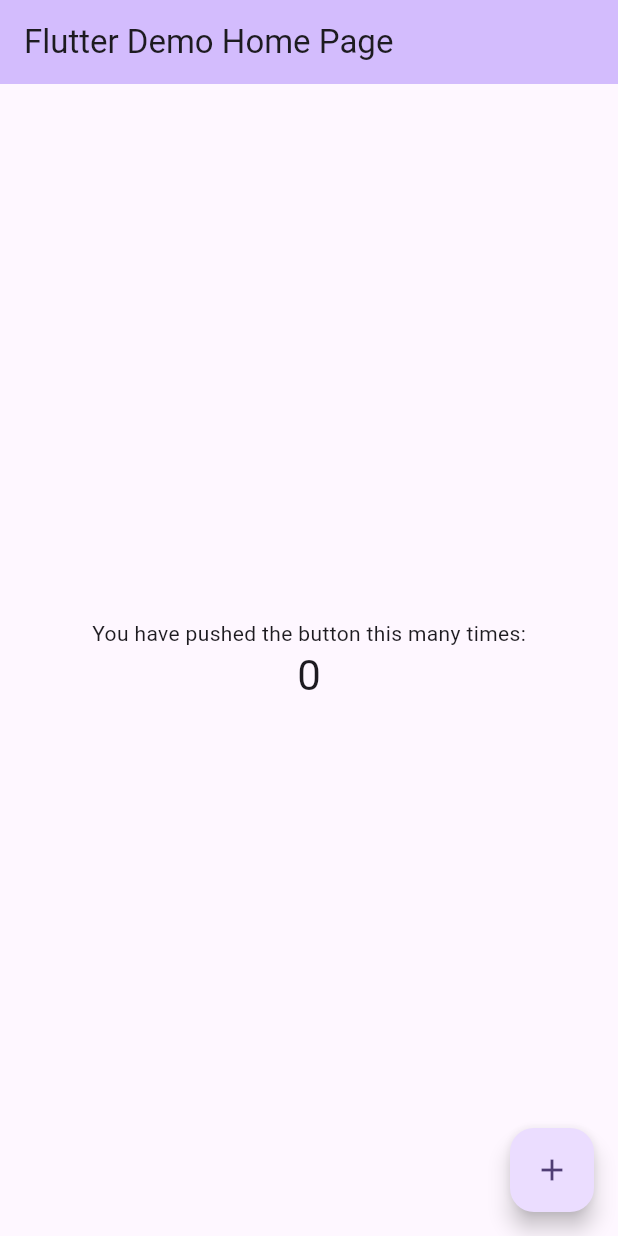
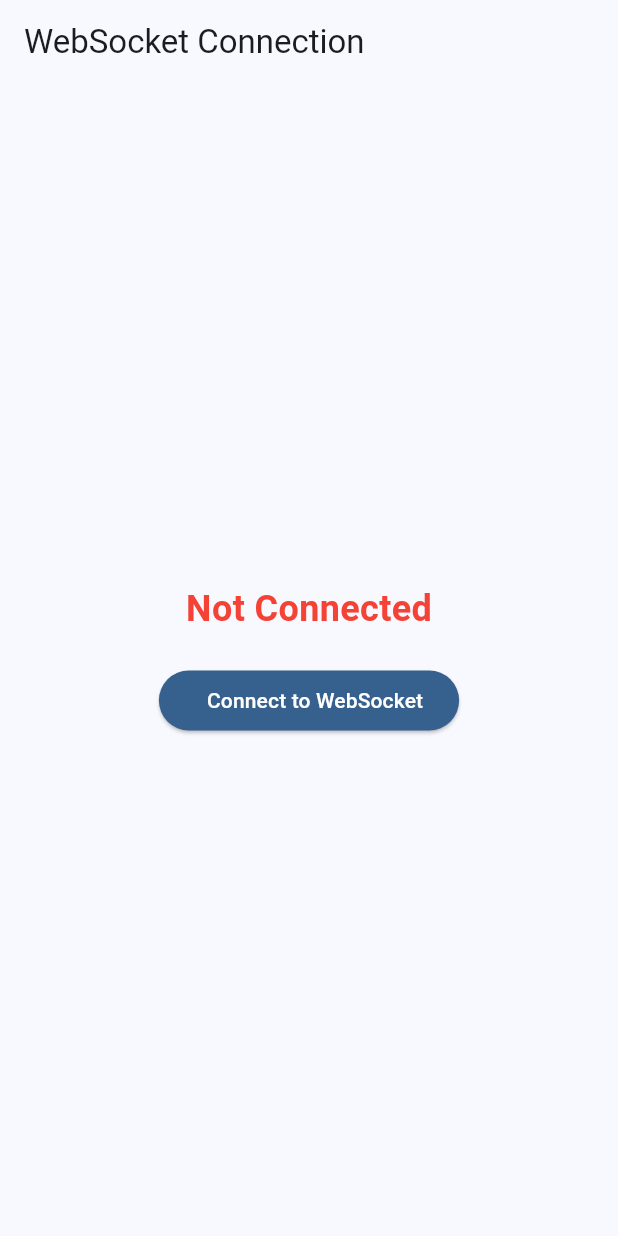
Before and after one commit to Poxh/invest_academy, a Flutter app: the screen it shows after launch, on a phone screen of 412 x 824 dp. Run offline on Flutter 3.47's test engine with Material 3 defaults, Android fonts, the phone set to English and light mode, and no system bars; our stand-ins replace logger.

Commit message:
Added connect to websocket

```diff
--- /dev/null
+++ b/lib/domain/entities/websocket_connection.dart
@@ -0,0 +1,6 @@
+class WebSocketConnection {
+  final String url;
+  final String message;
+
+  WebSocketConnection({required this.url, required this.message});
+}
--- /dev/null
+++ b/lib/domain/repositories/websocket_repository_impl.dart
@@ -0,0 +1,27 @@
+import 'package:web_socket_channel/web_socket_channel.dart';
+import 'package:invest_academy/domain/entities/websocket_connection.dart';
+import 'package:invest_academy/domain/repositories/websocket_repository.dart';
+
+class WebSocketRepositoryImpl implements WebSocketRepository {
+  WebSocketChannel? _channel;
+
+  @override
+  Future<void> connect(WebSocketConnection connection) async {
+    _channel = WebSocketChannel.connect(Uri.parse(connection.url));
+    _channel?.sink.add(connection.message);
+  }
+
+  @override
+  Future<void> disconnect() async {
+    await _channel?.sink.close();
+    _channel = null;
+  }
+
+  @override
+  void sendMessage(String message) {
+    _channel?.sink.add(message);
+  }
+
+  @override
+  Stream<dynamic> get messageStream => _channel?.stream ?? const Stream.empty();
+}
--- /dev/null
+++ b/lib/domain/usecases/connect_websocket.dart
@@ -0,0 +1,20 @@
+import 'package:invest_academy/domain/entities/websocket_connection.dart';
+import 'package:invest_academy/domain/repositories/websocket_repository_impl.dart';
+import 'package:logger/web.dart';
+
+class ConnectWebSocket {
+  var logger = Logger(printer: PrettyPrinter());
+
+  Future<bool> execute() async {
+    final repository = WebSocketRepositoryImpl();
+    final connection = WebSocketConnection(
+      url: 'wss://api.traderepublic.com',
+      message: 'connect 31 {"locale":"de","platformId":"webtrading","platformVersion":"chrome - 129.0.0","clientId":"app.traderepublic.com","clientVersion":"3.109.1"}',
+    );
+    await repository.connect(connection);
+
+    String response = await repository.messageStream.first;
+    logger.i('Response: $response');
+    return response == 'connected';
+  }
+}
--- a/lib/main.dart
+++ b/lib/main.dart
@@ -1,125 +1,104 @@
 import 'package:flutter/material.dart';
+import 'package:invest_academy/domain/usecases/connect_websocket.dart';
 
 void main() {
   runApp(const MyApp());
 }
 
 class MyApp extends StatelessWidget {
-  const MyApp({super.key});
+  const MyApp({Key? key}) : super(key: key);
 
-  // This widget is the root of your application.
   @override
   Widget build(BuildContext context) {
     return MaterialApp(
-      title: 'Flutter Demo',
+      title: 'InvestAcademy',
       theme: ThemeData(
-        // This is the theme of your application.
-        //
-        // TRY THIS: Try running your application with "flutter run". You'll see
-        // the application has a purple toolbar. Then, without quitting the app,
-        // try changing the seedColor in the colorScheme below to Colors.green
-        // and then invoke "hot reload" (save your changes or press the "hot
-        // reload" button in a Flutter-supported IDE, or press "r" if you used
-        // the command line to start the app).
-        //
-        // Notice that the counter didn't reset back to zero; the application
-        // state is not lost during the reload. To reset the state, use hot
-        // restart instead.
-        //
-        // This works for code too, not just values: Most code changes can be
-        // tested with just a hot reload.
-        colorScheme: ColorScheme.fromSeed(seedColor: Colors.deepPurple),
+        colorScheme: ColorScheme.fromSeed(seedColor: Colors.blue),
         useMaterial3: true,
       ),
-      home: const MyHomePage(title: 'Flutter Demo Home Page'),
+      home: const ConnectionPage(),
     );
   }
 }
 
-class MyHomePage extends StatefulWidget {
-  const MyHomePage({super.key, required this.title});
-
-  // This widget is the home page of your application. It is stateful, meaning
-  // that it has a State object (defined below) that contains fields that affect
-  // how it looks.
-
-  // This class is the configuration for the state. It holds the values (in this
-  // case the title) provided by the parent (in this case the App widget) and
-  // used by the build method of the State. Fields in a Widget subclass are
-  // always marked "final".
-
-  final String title;
+class ConnectionPage extends StatefulWidget {
+  const ConnectionPage({Key? key}) : super(key: key);
 
   @override
-  State<MyHomePage> createState() => _MyHomePageState();
+  State<ConnectionPage> createState() => _ConnectionPageState();
 }
 
-class _MyHomePageState extends State<MyHomePage> {
-  int _counter = 0;
+class _ConnectionPageState extends State<ConnectionPage> {
+  final ConnectWebSocket _connectWebSocket = ConnectWebSocket();
+  bool _isConnected = false;
+  bool _isLoading = false;
 
-  void _incrementCounter() {
+  Future<void> _connect() async {
     setState(() {
-      // This call to setState tells the Flutter framework that something has
-      // changed in this State, which causes it to rerun the build method below
-      // so that the display can reflect the updated values. If we changed
-      // _counter without calling setState(), then the build method would not be
-      // called again, and so nothing would appear to happen.
-      _counter++;
+      _isLoading = true;
     });
+
+    try {
+      bool result = await _connectWebSocket.execute();
+      setState(() {
+        _isConnected = result;
+      });
+    } catch (e) {
+      // Handle any errors here
+      print('Error connecting: $e');
+    } finally {
+      setState(() {
+        _isLoading = false;
+      });
+    }
   }
 
   @override
   Widget build(BuildContext context) {
-    // This method is rerun every time setState is called, for instance as done
-    // by the _incrementCounter method above.
-    //
-    // The Flutter framework has been optimized to make rerunning build methods
-    // fast, so that you can just rebuild anything that needs updating rather
-    // than having to individually change instances of widgets.
     return Scaffold(
       appBar: AppBar(
-        // TRY THIS: Try changing the color here to a specific color (to
-        // Colors.amber, perhaps?) and trigger a hot reload to see the AppBar
-        // change color while the other colors stay the same.
-        backgroundColor: Theme.of(context).colorScheme.inversePrimary,
-        // Here we take the value from the MyHomePage object that was created by
-        // the App.build method, and use it to set our appbar title.
-        title: Text(widget.title),
+        title: const Text('WebSocket Connection'),
       ),
       body: Center(
-        // Center is a layout widget. It takes a single child and positions it
-        // in the middle of the parent.
         child: Column(
-          // Column is also a layout widget. It takes a list of children and
-          // arranges them vertically. By default, it sizes itself to fit its
-          // children horizontally, and tries to be as tall as its parent.
-          //
-          // Column has various properties to control how it sizes itself and
-          // how it positions its children. Here we use mainAxisAlignment to
-          // center the children vertically; the main axis here is the vertical
-          // axis because Columns are vertical (the cross axis would be
-          // horizontal).
-          //
-          // TRY THIS: Invoke "debug painting" (choose the "Toggle Debug Paint"
-          // action in the IDE, or press "p" in the console), to see the
-          // wireframe for each widget.
           mainAxisAlignment: MainAxisAlignment.center,
-          children: <Widget>[
-            const Text(
-              'You have pushed the button this many times:',
+          children: [
+            Text(
+              _isConnected ? 'Connected' : 'Not Connected',
+              style: TextStyle(
+                fontSize: 24,
+                fontWeight: FontWeight.bold,
+                color: _isConnected ? Colors.green : Colors.red,
+              ),
             ),
-            Text(
-              '$_counter',
-              style: Theme.of(context).textTheme.headlineMedium,
-            ),
+            const SizedBox(height: 20),
+            ElevatedButton(
+              onPressed: _isConnected || _isLoading ? null : _connect,
+              style: ElevatedButton.styleFrom(
+                backgroundColor: _isConnected || _isLoading
+                    ? Colors.grey[300]
+                    : Theme.of(context).primaryColor,
+                foregroundColor: _isConnected || _isLoading
+                    ? Colors.grey[600]
+                    : Colors.white,
+                disabledBackgroundColor: Colors.grey[300],
+                disabledForegroundColor: Colors.grey[600],
+              ),
+              child: Row(
+                mainAxisSize: MainAxisSize.min,
+                children: [
+                  if (_isConnected || _isLoading)
+                    Icon(Icons.lock, size: 16, color: Colors.grey[600]),
+                  SizedBox(width: 8),
+                  _isLoading
+                      ? CircularProgressIndicator(color: Colors.grey[600])
+                      : Text('Connect to WebSocket'),
+                ],
+              ),
+            )
           ],
         ),
       ),
-      floatingActionButton: FloatingActionButton(
-        onPressed: _incrementCounter,
-        tooltip: 'Increment',
-        child: const Icon(Icons.add),
-      ), // This trailing comma makes auto-formatting nicer for build methods.
     );
   }
 }
--- a/pubspec.yaml
+++ b/pubspec.yaml
@@ -19,7 +19,7 @@ publish_to: 'none' # Remove this line if you wish to publish to pub.dev
 version: 1.0.0+1
 
 environment:
-  sdk: ^3.5.3
+  sdk: ^3.5.0
 
 # Dependencies specify other packages that your package needs in order to work.
 # To automatically upgrade your package dependencies to the latest versions
@@ -35,6 +35,8 @@ dependencies:
   # The following adds the Cupertino Icons font to your application.
   # Use with the CupertinoIcons class for iOS style icons.
   cupertino_icons: ^1.0.8
+  web_socket_channel: ^3.0.1
+  logger: ^2.4.0
 
 dev_dependencies:
   flutter_test:
```
Also changed, not shown: lib/domain/repositories/websocket_repository.dart (added, +8 -0 lines), pubspec.lock.
